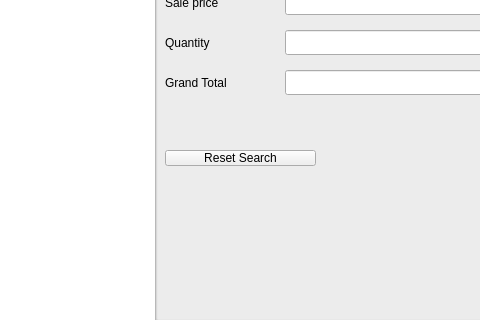
First picture: the form in BulkClub/mMemberPurchases.ui, repository JShinozuka/Project2, before the edit; both pictures show x 575 to 1055 and y 320 to 640 of the 1200 by 640 pixel window.
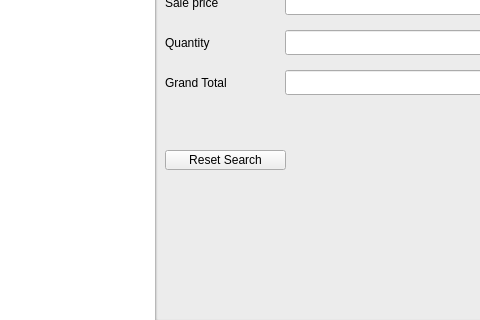
Second picture: the form after the edit. Icons and pictures are not drawn.

What changed in the file:
```diff
--- a/BulkClub/mMemberPurchases.ui
+++ b/BulkClub/mMemberPurchases.ui
@@ -299,8 +299,8 @@
      <rect>
       <x>10</x>
       <y>400</y>
-      <width>151</width>
-      <height>16</height>
+      <width>121</width>
+      <height>20</height>
      </rect>
     </property>
     <property name="styleSheet">
```
